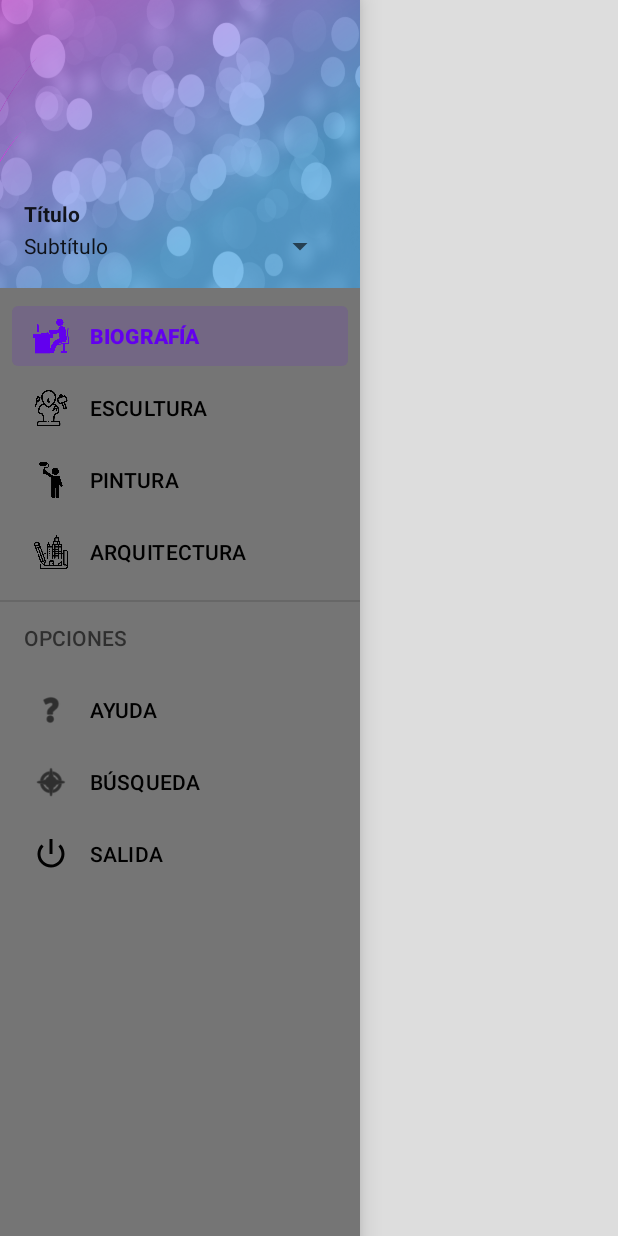
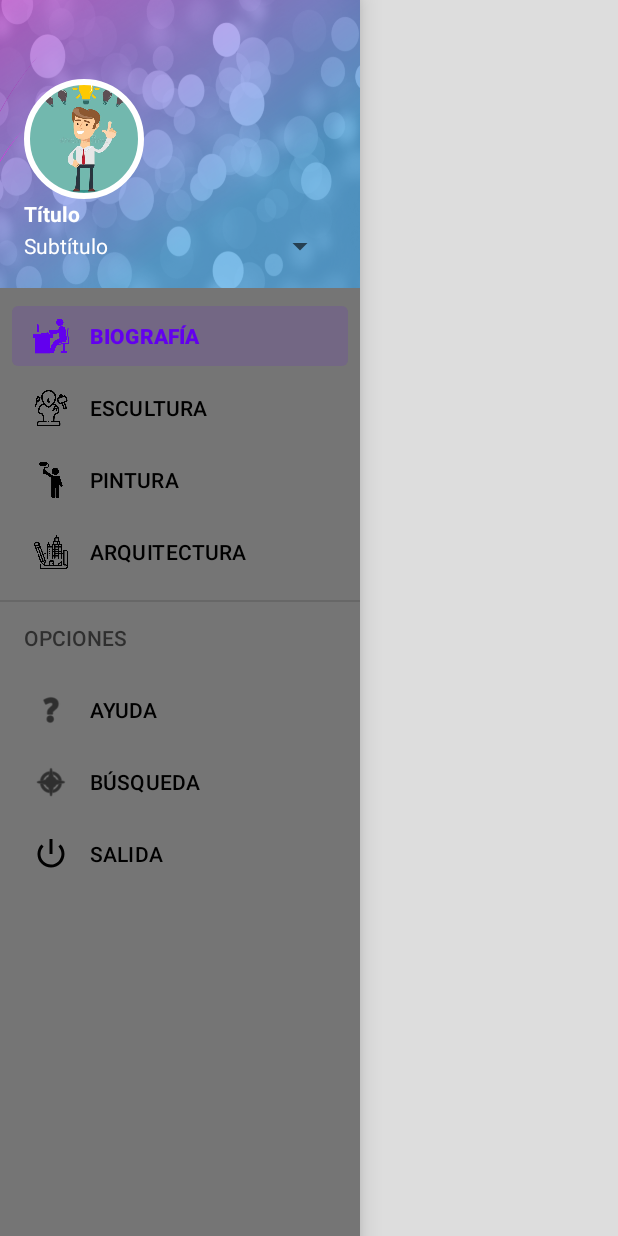
Before and after one commit to Lucia-cm/Unit8, an Android app: the screen it shows after launch (MainActivity06), with the side drawer open, on a phone screen of 412 x 824 dp. Run offline under Robolectric (Android 15) with nearby library versions, the phone set to English and light mode, and no system bars.

Commit message:
last commit

```diff
--- a/app/build.gradle
+++ b/app/build.gradle
@@ -33,7 +33,6 @@ dependencies {
     implementation 'androidx.appcompat:appcompat:1.5.1'
     implementation 'com.google.android.material:material:1.7.0'
     implementation 'androidx.constraintlayout:constraintlayout:2.1.4'
-    //implementation 'de.hdodenhf:circleimageview:1.3.0'
     testImplementation 'junit:junit:4.13.2'
     androidTestImplementation 'androidx.test.ext:junit:1.1.5'
     androidTestImplementation 'androidx.test.espresso:espresso-core:3.5.1'
--- a/app/src/main/java/com/example/unit8/MainActivity06.java
+++ b/app/src/main/java/com/example/unit8/MainActivity06.java
@@ -1,18 +1,42 @@
 package com.example.unit8;
 
 import android.os.Bundle;
+import android.view.MenuItem;
+import android.widget.Toast;
 
+import androidx.annotation.NonNull;
 import androidx.appcompat.app.AppCompatActivity;
+import androidx.drawerlayout.widget.DrawerLayout;
+
+import com.google.android.material.navigation.NavigationView;
+
 public class MainActivity06 extends AppCompatActivity {
+    private DrawerLayout drawerLayout;
 
     @Override
     protected void onCreate(Bundle savedInstanceState) {
         super.onCreate(savedInstanceState);
         setContentView(R.layout.activity_main06);
 
+        drawerLayout=(DrawerLayout) findViewById(R.id.drawer);
+        NavigationView navigationView=(NavigationView) findViewById(R.id.navigator);
 
+        if(navigationView!=null)
+            configuraDrawer(navigationView);
 
     }
+    private void configuraDrawer(NavigationView navigationView){
+        navigationView.setNavigationItemSelectedListener(new NavigationView.OnNavigationItemSelectedListener() {
+            @Override
+            public boolean onNavigationItemSelected(@NonNull MenuItem item) {
+                item.setChecked(true);
+                String title=item.getTitle().toString();
 
+                Toast.makeText(getApplication(),title,Toast.LENGTH_LONG).show();
+                drawerLayout.closeDrawers();
+                return true;
+            }
+        });
+    }
 
 }
--- a/app/src/main/res/layout/cabecera.xml
+++ b/app/src/main/res/layout/cabecera.xml
@@ -1,5 +1,6 @@
 <?xml version="1.0" encoding="utf-8"?>
 <LinearLayout xmlns:android="http://schemas.android.com/apk/res/android"
+    xmlns:app="http://schemas.android.com/apk/res-auto"
     android:orientation="vertical"
     android:layout_width="match_parent"
     android:layout_height="192dp"
@@ -8,19 +9,32 @@
     android:background="@drawable/img_cabecera"
     style="@style/ThemeOverlay.AppCompat.Dark">
 
-    <!-- de.hdodenhof.circleimageview.CircleImageView/ -->
+    <com.google.android.material.imageview.ShapeableImageView
+        android:id="@+id/imagen"
+        android:layout_width="80dp"
+        android:layout_height="80dp"
+        android:padding="2dp"
+        android:layout_marginTop="16dp"
+        android:scaleType="centerCrop"
+        android:src="@drawable/person"
+        app:shapeAppearanceOverlay="@style/roundedImagen"
+        app:strokeWidth="4dp"
+        app:strokeColor="@color/white"/>
+
     <TextView
         android:id="@+id/title"
         android:layout_width="match_parent"
         android:layout_height="wrap_content"
         style="@style/TextAppearance.AppCompat.Body1"
         android:textStyle="bold"
-        android:text="Título" />
+        android:text="Título"
+        android:textColor="@color/white"/>
 
     <TextView
         android:id="@+id/subtitle"
         android:layout_width="match_parent"
         android:layout_height="wrap_content"
         style="@style/Widget.AppCompat.Spinner"
-        android:text="Subtítulo" />
+        android:text="Subtítulo"
+        android:textColor="@color/white"/>
 </LinearLayout>
--- a/app/src/main/res/values/styles.xml
+++ b/app/src/main/res/values/styles.xml
@@ -4,5 +4,8 @@
         <item name="windowActionBar">false</item>
         <item name="windowNoTitle">true</item>
     </style>
-
+    <style name="roundedImagen">
+        <item name="cornerFamily">rounded</item>
+        <item name="cornerSize">50%</item>
+    </style>
 </resources>
```
Also changed, not shown: app/src/main/res/drawable/person.jpg (added).
